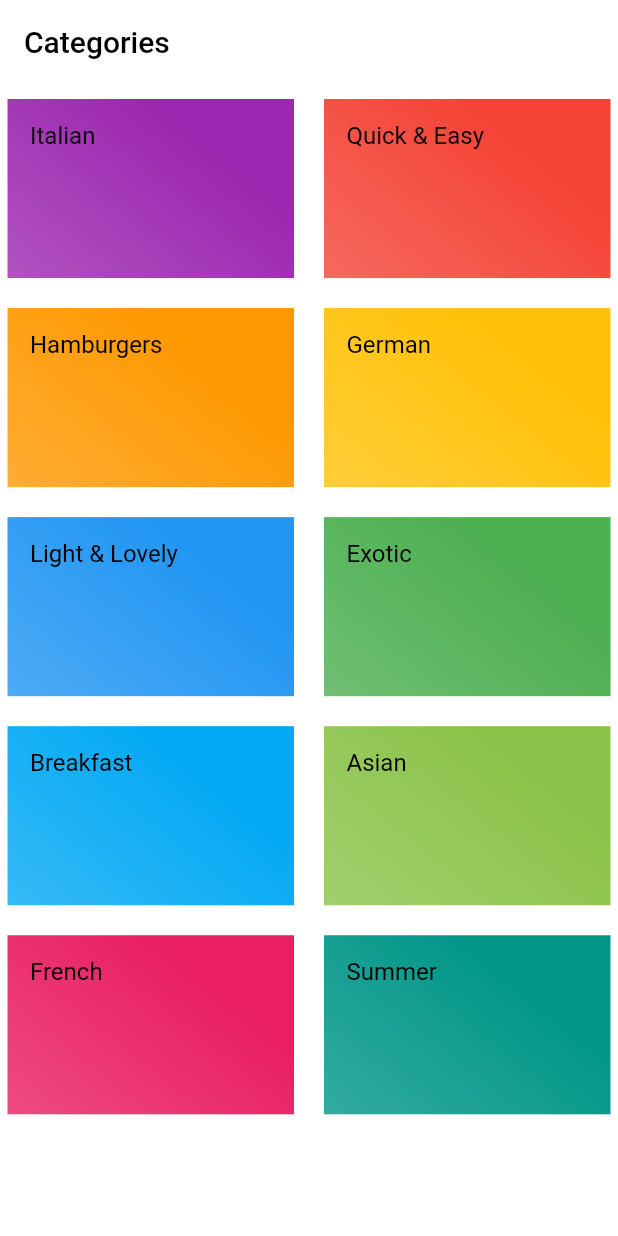
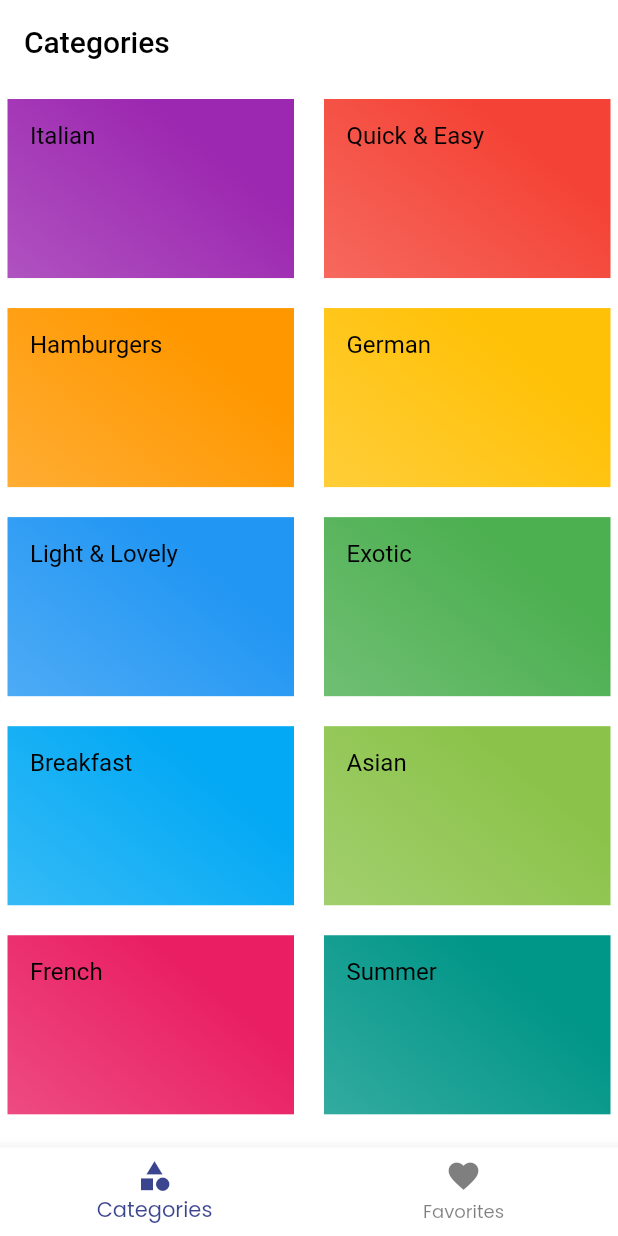
Before and after one commit to HarshMakwana27/meals_app, a Flutter app: the screen it shows after launch, on a phone screen of 412 x 824 dp. Run offline on Flutter 3.47's test engine with Material 2 defaults, Android fonts, the phone set to English and light mode, and no system bars; our stand-ins replace google_fonts, transparent_image.

Commit message:
4.3 Favourites Page Added

```diff
--- a/lib/main.dart
+++ b/lib/main.dart
@@ -1,5 +1,6 @@
 import 'package:flutter/material.dart';
 import 'package:meals_app/screens/categories_screen.dart';
+import 'package:meals_app/screens/tab_screen.dart';
 import 'package:meals_app/theme/theme.dart';
 
 void main() {
@@ -14,7 +15,7 @@ class MainApp extends StatelessWidget {
     return MaterialApp(
         theme: theme,
         darkTheme: darkTheme,
-        home: const CategoriesScreen(),
+        home: const TabScreen(),
         themeMode: ThemeMode.system);
   }
 }
--- a/lib/screens/categories_screen.dart
+++ b/lib/screens/categories_screen.dart
@@ -6,30 +6,23 @@ import 'package:meals_app/screens/meal_screen.dart';
 import 'package:meals_app/model/category.dart';
 
 class CategoriesScreen extends StatelessWidget {
-  const CategoriesScreen({super.key});
+  const CategoriesScreen(this.toggleFav, {super.key});
 
+  final void Function(Meal meal) toggleFav;
   void _selectCategory(BuildContext context, CategoryInfo category) {
     final filteredMeals =
         meals.where((meal) => meal.categories.contains(category.id)).toList();
 
     Navigator.of(context).push(
       MaterialPageRoute(
-        builder: (ctx) => MealScreen(category, filteredMeals),
+        builder: (ctx) => MealScreen(category, filteredMeals, toggleFav),
       ),
     );
   }
 
   @override
   Widget build(BuildContext context) {
-    return Scaffold(
-      backgroundColor: Theme.of(context).colorScheme.background,
-      appBar: AppBar(
-        title: Text(
-          'Categories',
-          style: Theme.of(context).textTheme.titleLarge,
-        ),
-      ),
-      body: GridView(
+    return GridView(
         padding: const EdgeInsets.symmetric(vertical: 10, horizontal: 5),
         gridDelegate: const SliverGridDelegateWithFixedCrossAxisCount(
             crossAxisCount: 2,
@@ -43,7 +36,6 @@ class CategoriesScreen extends StatelessWidget {
                   _selectCategory(context, category);
                 },
                 category: category),
-          ]),
-    );
+        ]);
   }
 }
--- /dev/null
+++ b/lib/screens/tab_screen.dart
@@ -0,0 +1,86 @@
+import 'package:meals_app/data/category.dart';
+
+import 'package:flutter/material.dart';
+import 'package:meals_app/model/category.dart';
+import 'package:meals_app/screens/categories_screen.dart';
+import 'package:meals_app/screens/meal_screen.dart';
+
+class TabScreen extends StatefulWidget {
+  const TabScreen({super.key});
+
+  @override
+  State<StatefulWidget> createState() {
+    return _TabScreenState();
+  }
+}
+
+class _TabScreenState extends State<TabScreen> {
+  CategoryInfo favourite =
+      CategoryInfo(id: 'f', name: 'favourite', color: Colors.pink);
+  int selectedPageIndex = 0;
+  String? activePageTitle;
+  List<Meal> favoritesList = [];
+
+  void selectPage(int index) {
+    setState(() {
+      selectedPageIndex = index;
+    });
+  }
+
+  void _showInfoMessage(String message) {
+    ScaffoldMessenger.of(context).clearSnackBars();
+    ScaffoldMessenger.of(context)
+        .showSnackBar(SnackBar(content: Text(message)));
+  }
+
+  void _toggleFavouriteMeal(Meal meal) {
+    final isInList = favoritesList.contains(meal);
+
+    isInList
+        ? setState(() {
+            favoritesList.remove(meal);
+            _showInfoMessage('Meal Removed From Favourites');
+          })
+        : setState(() {
+            favoritesList.add(meal);
+            _showInfoMessage('Meal Added to Favourites');
+          });
+  }
+
+  @override
+  Widget build(BuildContext context) {
+    Widget activePage = CategoriesScreen(_toggleFavouriteMeal);
+    activePageTitle = 'Categories';
+
+    if (selectedPageIndex == 1) {
+      activePage = MealScreen(favourite, favoritesList, _toggleFavouriteMeal);
+      activePageTitle = 'Favorites';
+    }
+
+    return Scaffold(
+      appBar: AppBar(
+        title: Text(
+          activePageTitle!,
+        ),
+        backgroundColor: selectedPageIndex == 0
+            ? Theme.of(context).colorScheme.background
+            : favourite.color,
+      ),
+      body: activePage,
+      backgroundColor: Theme.of(context).colorScheme.background,
+      bottomNavigationBar: BottomNavigationBar(
+        onTap: selectPage,
+        currentIndex: selectedPageIndex,
+        items: const [
+          BottomNavigationBarItem(
+              icon: Icon(Icons.category), label: 'Categories'),
+          BottomNavigationBarItem(
+              icon: Icon(Icons.favorite), label: 'Favorites'),
+        ],
+        backgroundColor: Theme.of(context).colorScheme.background,
+        unselectedItemColor:
+            Theme.of(context).colorScheme.onBackground.withOpacity(0.5),
+      ),
+    );
+  }
+}
```
Also changed, not shown: lib/screens/meal_info.dart (+27 -13 lines), lib/screens/meal_screen.dart (+32 -3 lines). Lines whose indentation alone changed are shown as unchanged.
